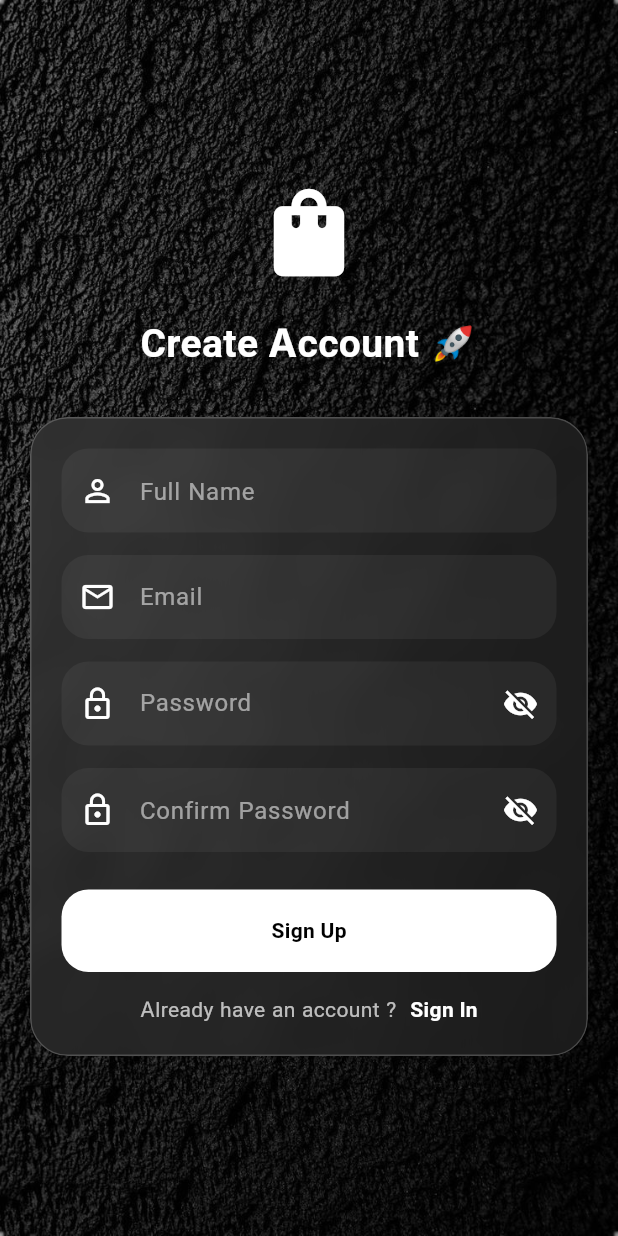
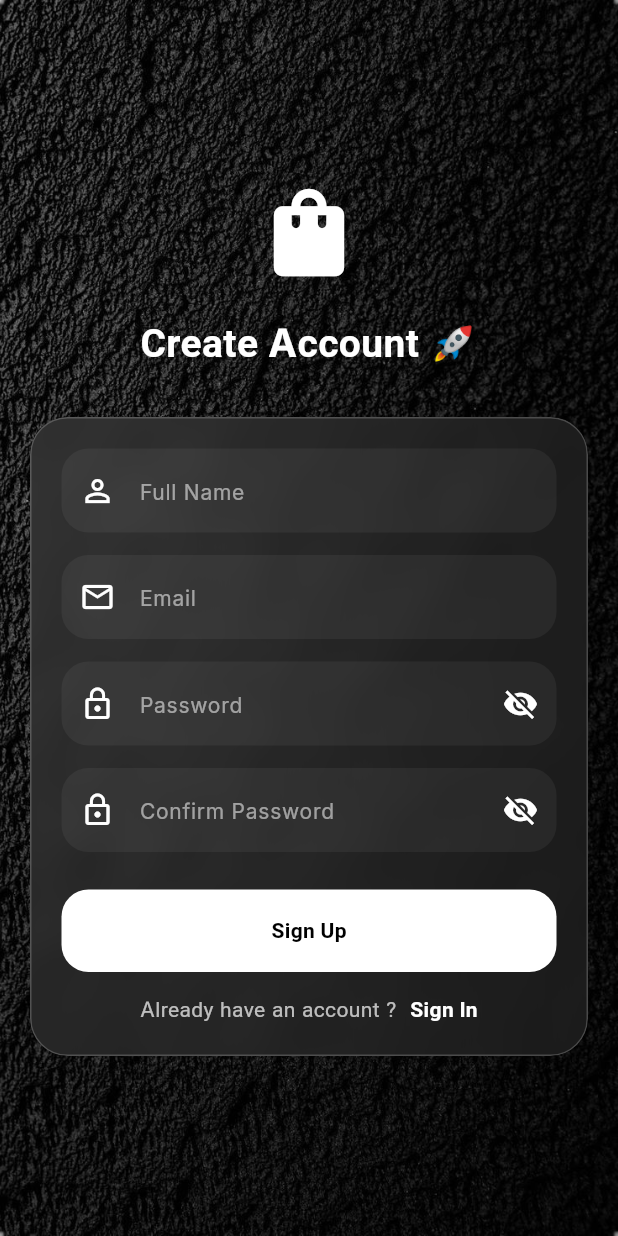
Before and after one commit to YassineDvP25/ecommerce_app, a Flutter app: the SignUpScreen screen opened by its route, on a phone screen of 412 x 824 dp. Run offline on Flutter 3.47's test engine with Material 3 defaults, Android fonts, the phone set to English and light mode, and no system bars; our stand-ins replace animate_do, bloc, easy_localization, equatable, flutter_bloc, flutter_credit_card and 2 more; Roboto replaces fonts that are missing (SofiaSans).

Commit message:
refactor(ui): improve typography and UI consistency across app

```diff
--- a/lib/core/theme/typography.dart
+++ b/lib/core/theme/typography.dart
@@ -1,5 +1,6 @@
 import 'package:flutter/material.dart';
 import 'package:google_fonts/google_fonts.dart';
+import 'colors.dart';
 
 /// Application Typography
 /// Centralized text style definitions
@@ -114,4 +115,96 @@ class AppTypography {
     fontWeight: FontWeight.w500,
     letterSpacing: 0.5,
   );
+
+  // Custom Text Styles for App
+  static TextStyle buttonPrimary = AppTypography.buttonPrimary;
+
+  static TextStyle titleLarge = GoogleFonts.inter(
+    fontSize: 20,
+    fontWeight: FontWeight.bold,
+    color: AppColors2.black,
+  );
+
+  static TextStyle titleMedium = GoogleFonts.inter(
+    fontSize: 16,
+    fontWeight: FontWeight.w600,
+    color: AppColors2.black,
+  );
+
+  static TextStyle titleSmall = GoogleFonts.inter(
+    fontSize: 14,
+    fontWeight: FontWeight.w600,
+    color: AppColors2.black,
+  );
+
+  static TextStyle bodyLargeBold = GoogleFonts.inter(
+    fontSize: 16,
+    fontWeight: FontWeight.bold,
+    color: AppColors2.black,
+  );
+
+  static TextStyle bodyMediumCustom = GoogleFonts.inter(
+    fontSize: 14,
+    fontWeight: FontWeight.w500,
+    color: AppColors2.black,
+  );
+
+  static TextStyle bodySmallCustom = GoogleFonts.inter(
+    fontSize: 12,
+    fontWeight: FontWeight.normal,
+    color: Colors.grey,
+  );
+
+  static TextStyle priceLarge = GoogleFonts.inter(
+    fontSize: 18,
+    fontWeight: FontWeight.bold,
+    color: AppColors2.black,
+  );
+
+  static TextStyle priceMedium = GoogleFonts.inter(
+    fontSize: 16,
+    fontWeight: FontWeight.bold,
+    color: AppColors2.black,
+  );
+
+  static TextStyle priceSmall = GoogleFonts.inter(
+    fontSize: 14,
+    fontWeight: FontWeight.bold,
+    color: AppColors2.black,
+  );
+
+  static TextStyle captionGrey = GoogleFonts.inter(
+    fontSize: 12,
+    fontWeight: FontWeight.normal,
+    color: Colors.grey,
+  );
+
+  static TextStyle link = GoogleFonts.inter(
+    fontSize: 14,
+    fontWeight: FontWeight.w600,
+    color: Colors.grey,
+  );
+
+  static TextStyle quantity = GoogleFonts.inter(
+    fontWeight: FontWeight.w600,
+    color: AppColors2.black,
+  );
+
+  static TextStyle error = GoogleFonts.inter(
+    fontSize: 12,
+    fontWeight: FontWeight.normal,
+    color: AppColors2.redAccent,
+  );
+
+  static TextStyle hint = GoogleFonts.inter(
+    fontSize: 14,
+    fontWeight: FontWeight.normal,
+    color: AppColors2.white54,
+  );
+
+  static TextStyle input = GoogleFonts.inter(
+    fontSize: 16,
+    fontWeight: FontWeight.normal,
+    color: AppColors2.white,
+  );
 }
--- a/lib/features/auth/signup/view/signup_screen.dart
+++ b/lib/features/auth/signup/view/signup_screen.dart
@@ -3,6 +3,7 @@ import 'package:ecommerce/core/routes/app_router.dart';
 import 'package:ecommerce/core/routes/routes.dart';
 import 'package:flutter/material.dart';
 import 'package:ecommerce/core/theme/colors.dart';
+import 'package:ecommerce/core/theme/typography.dart';
 
 class SignUpScreen extends StatefulWidget {
   const SignUpScreen({super.key});
@@ -279,11 +280,11 @@ class _SignUpScreenState extends State<SignUpScreen>
       obscureText: obscureText,
       validator: validator,
 
-      style: const TextStyle(color: AppColors2.white),
+      style: AppTypography.input,
 
       decoration: InputDecoration(
         hintText: hint,
-        hintStyle: const TextStyle(color: AppColors2.white54),
+        hintStyle: AppTypography.hint,
         prefixIcon: Icon(icon, color: AppColors2.white),
         suffixIcon: suffix,
         filled: true,
--- a/lib/features/auth/signup/widgets/custom_signup_field.dart
+++ b/lib/features/auth/signup/widgets/custom_signup_field.dart
@@ -1,5 +1,6 @@
 import 'package:flutter/material.dart';
 import 'package:ecommerce/core/theme/colors.dart';
+import 'package:ecommerce/core/theme/typography.dart';
 
 class CustomSignupField extends StatelessWidget {
   final TextEditingController controller;
@@ -25,10 +26,10 @@ class CustomSignupField extends StatelessWidget {
       controller: controller,
       obscureText: obscureText,
       validator: validator,
-      style: const TextStyle(color: AppColors2.white),
+      style: AppTypography.input,
       decoration: InputDecoration(
         hintText: hint,
-        hintStyle: const TextStyle(color: AppColors2.white54),
+        hintStyle: AppTypography.hint,
         prefixIcon: Icon(icon, color: AppColors2.white),
         suffixIcon: suffix,
         filled: true,
--- a/lib/features/product_details/widgets/quantity_selector.dart
+++ b/lib/features/product_details/widgets/quantity_selector.dart
@@ -1,4 +1,5 @@
 import 'package:flutter/material.dart';
+import 'package:ecommerce/core/theme/typography.dart';
 
 class QuantitySelector extends StatelessWidget {
   final int quantity;
@@ -25,7 +26,9 @@ class QuantitySelector extends StatelessWidget {
           child: Text(
             "$quantity",
             key: ValueKey(quantity),
-            style: const TextStyle(fontSize: 18),
+            style: AppTypography.priceLarge.copyWith(
+              fontWeight: FontWeight.normal,
+            ),
           ),
         ),
         IconButton(
--- a/lib/features/profile/views/profile_screen.dart
+++ b/lib/features/profile/views/profile_screen.dart
@@ -2,7 +2,6 @@ import 'package:ecommerce/features/profile/widgets/actions_list.dart';
 import 'package:ecommerce/features/profile/widgets/profile_card.dart';
 import 'package:ecommerce/features/profile/widgets/profile_header.dart';
 import 'package:ecommerce/features/profile/widgets/top_curve.dart';
-import 'package:ecommerce/core/routes/app_router.dart';
 import 'package:flutter/material.dart';
 import 'package:ecommerce/core/theme/colors.dart';
 
```
Also changed, not shown: lib/features/auth/login/view/login_screen.dart (+4 -3 lines), lib/features/auth/login/widgets/custom_submit_btn.dart (+2 -9 lines), lib/features/auth/login/widgets/login_text_field.dart (+4 -3 lines), lib/features/cart/widgets/cart_item_card.dart (+4 -15 lines), lib/features/cart/widgets/summary_section.dart (+3 -6 lines), lib/features/checkout/widgets/payment_widgets.dart (+8 -7 lines), lib/features/home/widgets/section_header.dart (+3 -13 lines), 2 other files.
